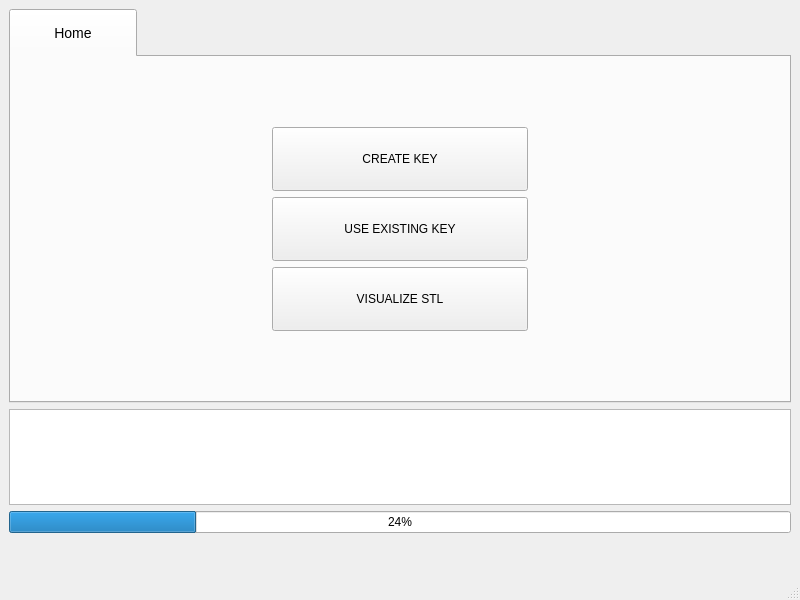
The window that keymanager/mainwindow.ui (QtWorks/keymanager_new) describes before a commit, drawn with Qt 5.
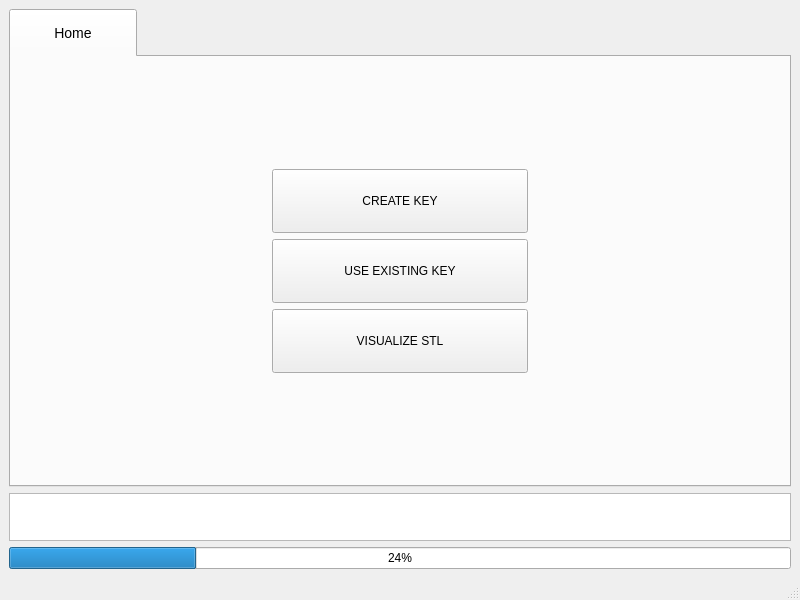
The same window after the commit. Custom widgets are drawn as their Qt base class.

What changed in the file:
```diff
--- a/keymanager/mainwindow.ui
+++ b/keymanager/mainwindow.ui
@@ -15,52 +15,18 @@
   </property>
   <widget class="QWidget" name="centralwidget">
    <layout class="QGridLayout" name="gridLayout">
-    <item row="4" column="0">
-     <widget class="QProgressBar" name="progressBar">
-      <property name="value">
-       <number>24</number>
-      </property>
-     </widget>
-    </item>
-    <item row="5" column="0">
-     <widget class="LicenseWidget" name="licenseWidget" native="true"/>
-    </item>
-    <item row="6" column="0">
-     <widget class="QLabel" name="hyperlinkLabel">
-      <property name="sizePolicy">
-       <sizepolicy hsizetype="Preferred" vsizetype="Fixed">
-        <horstretch>0</horstretch>
-        <verstretch>0</verstretch>
-       </sizepolicy>
-      </property>
-      <property name="font">
-       <font>
-        <pointsize>16</pointsize>
-       </font>
-      </property>
-      <property name="styleSheet">
-       <string notr="true">color: orange</string>
-      </property>
-      <property name="text">
-       <string/>
-      </property>
-      <property name="alignment">
-       <set>Qt::AlignCenter</set>
-      </property>
-     </widget>
-    </item>
     <item row="3" column="0">
      <widget class="QTextBrowser" name="openSCADOutputLog">
       <property name="minimumSize">
        <size>
         <width>0</width>
-        <height>96</height>
+        <height>48</height>
        </size>
       </property>
       <property name="maximumSize">
        <size>
         <width>16777215</width>
-        <height>96</height>
+        <height>48</height>
        </size>
       </property>
       <property name="font">
@@ -150,6 +116,13 @@
       <zorder>qt_tabwidget_stackedwidget</zorder>
      </widget>
     </item>
+    <item row="4" column="0">
+     <widget class="QProgressBar" name="progressBar">
+      <property name="value">
+       <number>24</number>
+      </property>
+     </widget>
+    </item>
    </layout>
   </widget>
   <widget class="QMenuBar" name="menubar">
@@ -170,11 +143,6 @@
    <extends>QWidget</extends>
    <header>hometab.h</header>
   </customwidget>
-  <customwidget>
-   <class>LicenseWidget</class>
-   <extends>QWidget</extends>
-   <header>licensewidget.h</header>
-  </customwidget>
  </customwidgets>
  <resources/>
  <connections/>
```
